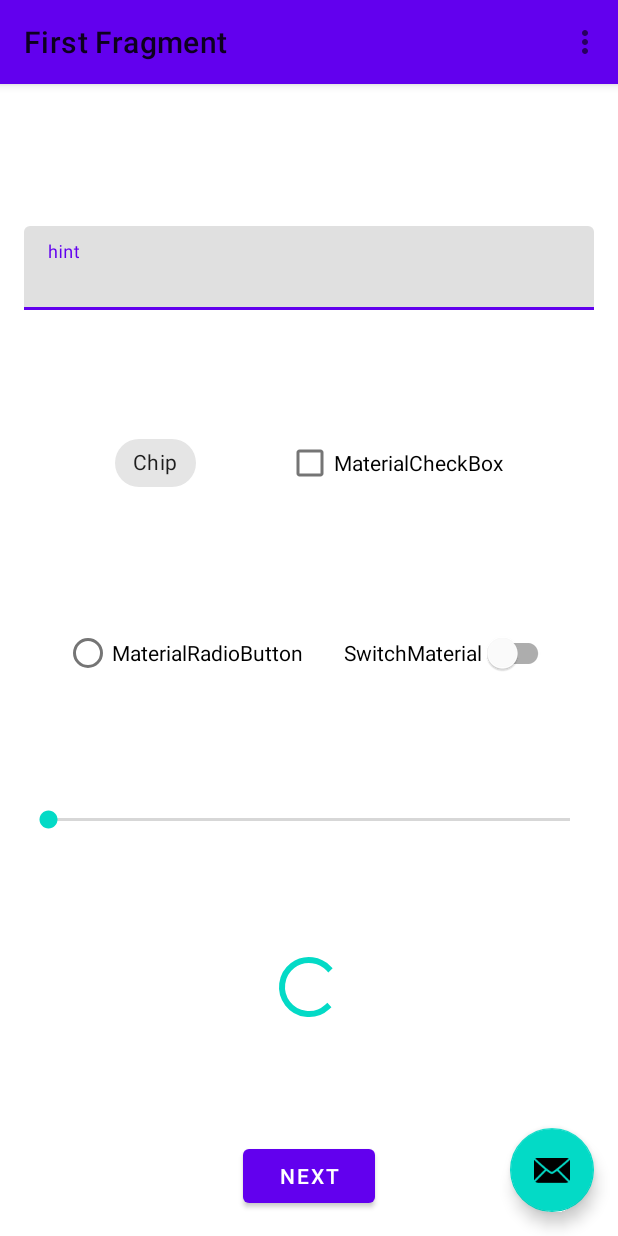
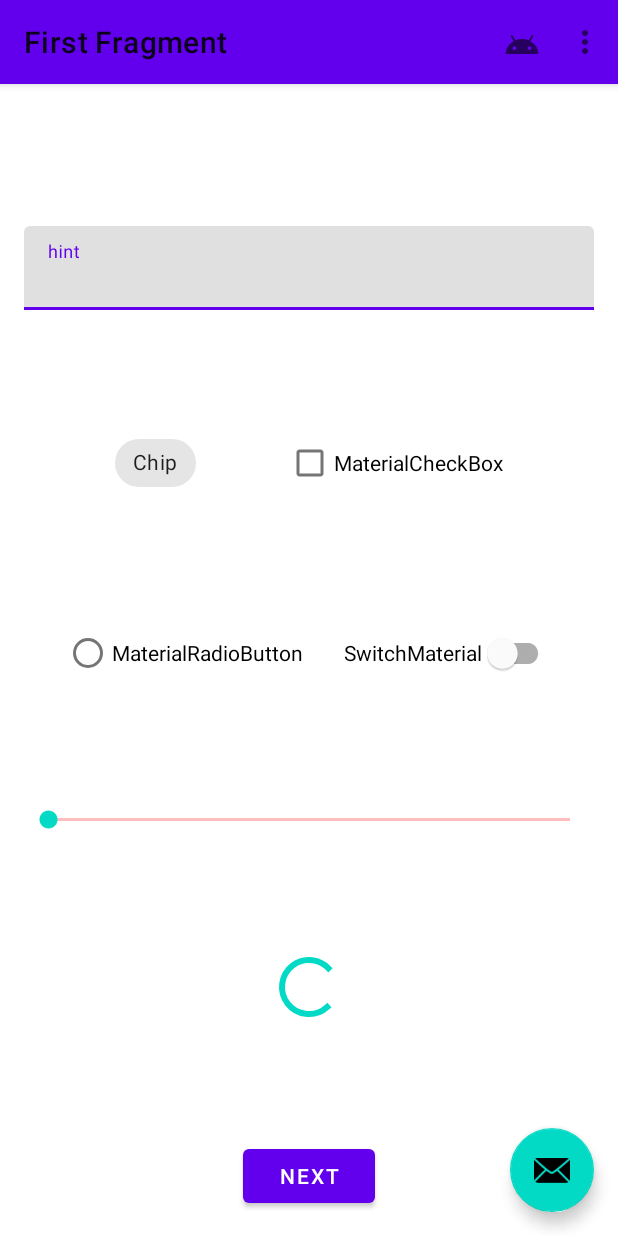
Before and after one commit to rmakiyama/android-theme-study, an Android app: the screen it shows after launch (MainActivity), on a phone screen of 412 x 824 dp. Run offline under Robolectric (Android 15) with nearby library versions, the phone set to English and light mode, and no system bars; our stand-ins replace data binding, navigation-ui.

Commit message:
set color control normal

```diff
--- a/app/src/main/res/drawable/ic_android.xml
+++ b/app/src/main/res/drawable/ic_android.xml
@@ -1,9 +1,10 @@
 <vector xmlns:android="http://schemas.android.com/apk/res/android"
-        android:width="24dp"
-        android:height="24dp"
-        android:viewportWidth="24"
-        android:viewportHeight="24">
+    android:width="24dp"
+    android:height="24dp"
+    android:tint="?attr/colorControlNormal"
+    android:viewportWidth="24"
+    android:viewportHeight="24">
     <path
-        android:pathData="M17.6,11.48 L19.44,8.3a0.63,0.63 0,0 0,-1.09 -0.63l-1.88,3.24a11.43,11.43 0,0 0,-8.94 0L5.65,7.67a0.63,0.63 0,0 0,-1.09 0.63L6.4,11.48A10.81,10.81 0,0 0,1 20L23,20A10.81,10.81 0,0 0,17.6 11.48ZM7,17.25A1.25,1.25 0,1 1,8.25 16,1.25 1.25,0 0,1 7,17.25ZM17,17.25A1.25,1.25 0,1 1,18.25 16,1.25 1.25,0 0,1 17,17.25Z"
-        android:fillColor="#FF000000"/>
+        android:fillColor="#FF000000"
+        android:pathData="M17.6,11.48 L19.44,8.3a0.63,0.63 0,0 0,-1.09 -0.63l-1.88,3.24a11.43,11.43 0,0 0,-8.94 0L5.65,7.67a0.63,0.63 0,0 0,-1.09 0.63L6.4,11.48A10.81,10.81 0,0 0,1 20L23,20A10.81,10.81 0,0 0,17.6 11.48ZM7,17.25A1.25,1.25 0,1 1,8.25 16,1.25 1.25,0 0,1 7,17.25ZM17,17.25A1.25,1.25 0,1 1,18.25 16,1.25 1.25,0 0,1 17,17.25Z" />
 </vector>
--- a/app/src/main/res/layout/activity_main.xml
+++ b/app/src/main/res/layout/activity_main.xml
@@ -15,7 +15,8 @@
             <androidx.appcompat.widget.Toolbar
                 android:id="@+id/toolbar"
                 android:layout_width="match_parent"
-                android:layout_height="?attr/actionBarSize" />
+                android:layout_height="?attr/actionBarSize"
+                android:theme="@style/ThemeOverlay.MaterialComponents.Toolbar.Surface" />
 
         </com.google.android.material.appbar.AppBarLayout>
 
--- a/app/src/main/res/menu/menu_main.xml
+++ b/app/src/main/res/menu/menu_main.xml
@@ -2,6 +2,14 @@
     xmlns:app="http://schemas.android.com/apk/res-auto"
     xmlns:tools="http://schemas.android.com/tools"
     tools:context="com.rmakiyama.androidthemestudy.MainActivity">
+
+    <item
+        android:id="@+id/action_android"
+        android:orderInCategory="100"
+        android:icon="@drawable/ic_android"
+        android:title="@string/action_android"
+        app:showAsAction="ifRoom"/>
+
     <item
         android:id="@+id/action_settings"
         android:orderInCategory="100"
--- a/app/src/main/res/values/strings.xml
+++ b/app/src/main/res/values/strings.xml
@@ -1,6 +1,7 @@
 <resources>
     <string name="app_name">AndroidThemeStudy</string>
     <string name="action_settings">Settings</string>
+    <string name="action_android">Settings</string>
     <!-- Strings used for fragments for navigation -->
     <string name="first_fragment_label">First Fragment</string>
     <string name="second_fragment_label">Second Fragment</string>
--- a/app/src/main/res/values/theme.xml
+++ b/app/src/main/res/values/theme.xml
@@ -2,5 +2,7 @@
 <resources>
     <style name="Base.ThemeStudy" parent="Theme.MaterialComponents.DayNight.NoActionBar"/>
 
-    <style name="ThemeStudy" parent="Base.ThemeStudy"/>
+    <style name="ThemeStudy" parent="Base.ThemeStudy">
+        <item name="colorControlNormal">#FF0000</item>
+    </style>
 </resources>
```
